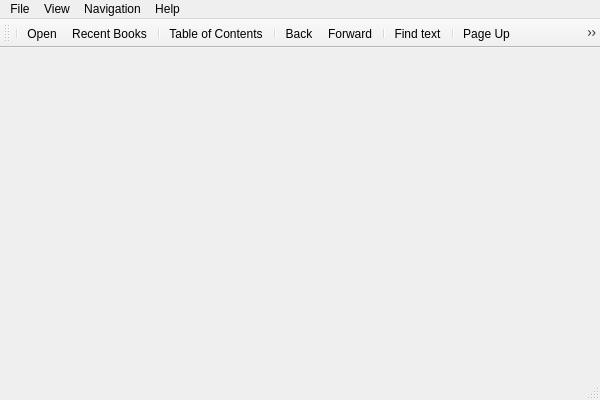
Old version of the form src/mainwindow.ui in the repository CrazyCoder/crqt-ng.
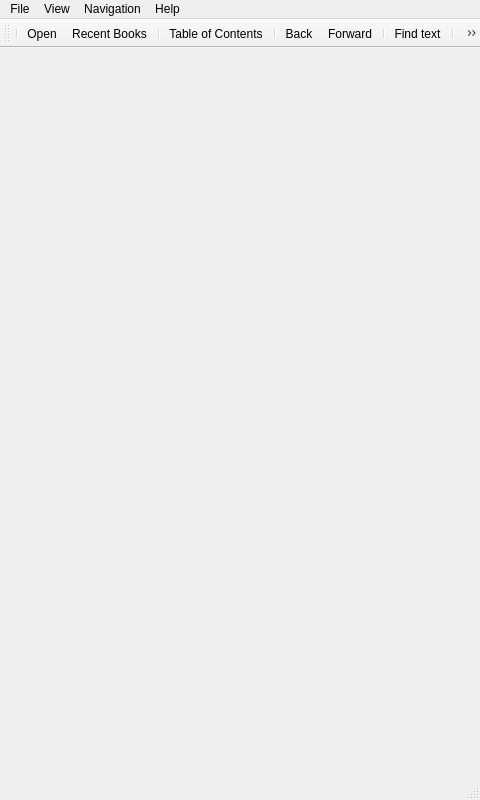
New version of the form. Icons and pictures are not drawn.

```diff
--- a/src/mainwindow.ui
+++ b/src/mainwindow.ui
@@ -6,8 +6,8 @@
    <rect>
     <x>0</x>
     <y>0</y>
-    <width>600</width>
-    <height>400</height>
+    <width>480</width>
+    <height>800</height>
    </rect>
   </property>
   <property name="windowTitle">
@@ -20,8 +20,8 @@
   <widget class="QWidget" name="centralWidget">
    <property name="minimumSize">
     <size>
-     <width>300</width>
-     <height>300</height>
+     <width>100</width>
+     <height>200</height>
     </size>
    </property>
    <layout class="QVBoxLayout" name="verticalLayout">
```
